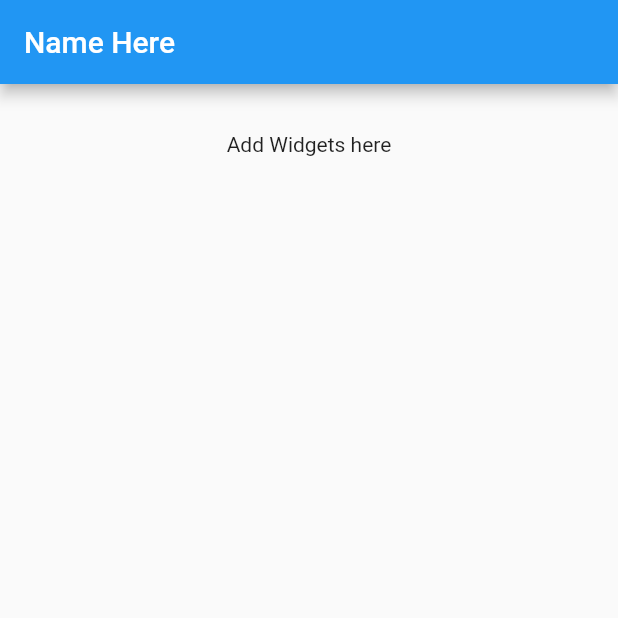
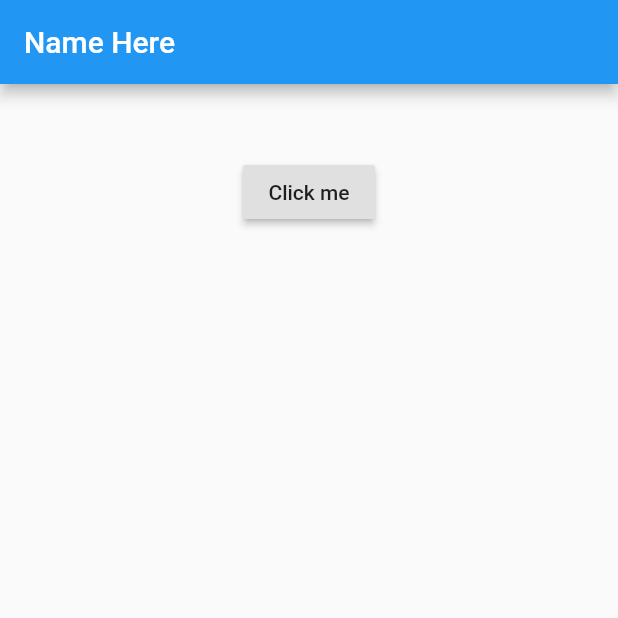
Before and after one commit to addeeandra/flutter-course-udemy, a Flutter app: the screen it shows after launch, on a phone screen of 412 x 824 dp, the top half of it. Run offline on Flutter 3.47's test engine with Material 2 defaults, Android fonts, the phone set to English and light mode, and no system bars.

Commit message:
complete assignment

```diff
--- a/lib/main.dart
+++ b/lib/main.dart
@@ -10,6 +10,14 @@ class MyApp extends StatefulWidget {
 }
 
 class _State extends State<MyApp> {
+  String _value = '';
+
+  void _onPressed() {
+    setState(() {
+      _value = 'My name Bambank Yudhistira';
+    });
+  }
+
   @override
   Widget build(BuildContext context) {
     return Scaffold(
@@ -20,7 +28,10 @@ class _State extends State<MyApp> {
         padding: EdgeInsets.all(32),
         child: Center(
           child: Column(
-            children: <Widget>[Text('Add Widgets here')],
+            children: <Widget>[
+              Text(_value),
+              RaisedButton(onPressed: _onPressed, child: Text('Click me'))
+            ],
           ),
         ),
       ),
```
